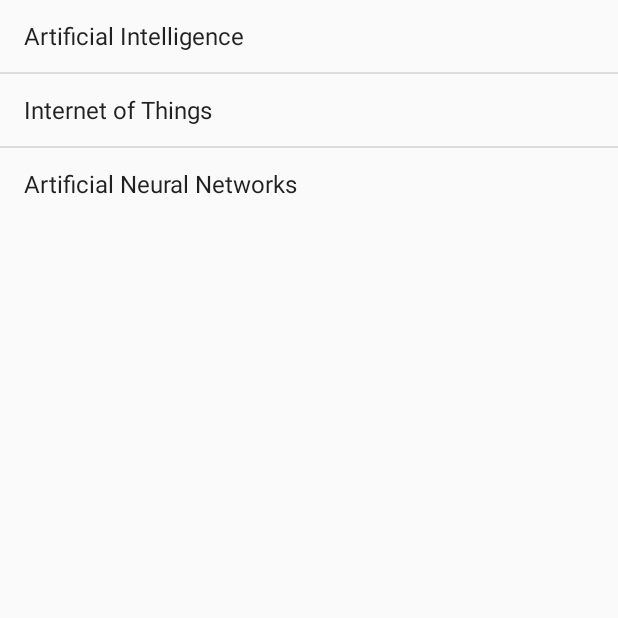
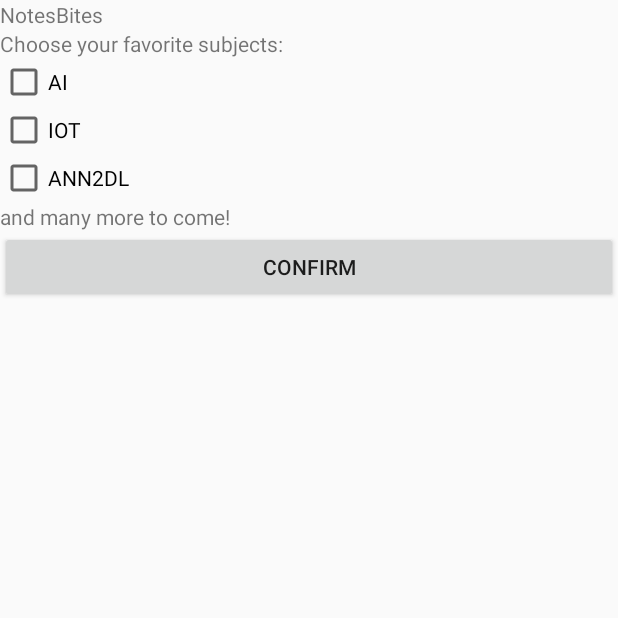
Before and after one commit to WilliamBonvini/NotesBites, an Android app: the screen it shows after launch (GuestHomepageActivity before the commit, SelectSubjectsActivity after it), on a phone screen of 412 x 824 dp, the top half of it. Run offline under Robolectric (Android 15) with nearby library versions, the light colour scheme and no system bars.

Commit message:
implemented SelectSubjectsActivity and its interaction with the rest of the app

```diff
--- a/app/src/main/java/com/waldo/notesbites/DatabaseHelper.java
+++ b/app/src/main/java/com/waldo/notesbites/DatabaseHelper.java
@@ -5,13 +5,14 @@
 import android.database.Cursor;
 import android.database.sqlite.SQLiteDatabase;
 import android.database.sqlite.SQLiteOpenHelper;
+import android.util.Log;
 
 import java.io.Console;
 import java.util.logging.ConsoleHandler;
 
 public class DatabaseHelper extends SQLiteOpenHelper {
     private static final String DB_NAME = "notesbites"; // the name of our database
-    private static final int DB_VERSION = 1; // the version of the database
+    private static final int DB_VERSION = 2; // the version of the database
 
     DatabaseHelper(Context context){
         super(context,DB_NAME,null,DB_VERSION); // factory is set to null because it is an advanced feature we could cover later in the project
@@ -34,7 +35,8 @@
                     + "_id INTEGER PRIMARY KEY AUTOINCREMENT,"
                     + "NAME TEXT,"
                     + "DESCRIPTION TEXT,"
-                    + "IMAGE_RESOURCE_ID INTEGER);");
+                    + "IMAGE_RESOURCE_ID INTEGER,"
+                    + "SELECTED NUMERIC);");
             db.execSQL("CREATE TABLE MODULE("
                     + "_id INTEGER PRIMARY KEY AUTOINCREMENT,"
                     + "NAME TEXT,"
@@ -45,19 +47,19 @@
                     + "READABLE_CONTENT TEXT);"
             );
             // insert data for AI
-            insertSubject(db,"AI","Amigoni is so funny!!!",R.drawable.ai);
+            insertSubject(db,"AI","Amigoni is so funny!!!",R.drawable.ai,0);
             insertModule(db,"Introduction to AI - directly loaded from db","the most fun module ever!!",R.drawable.intro,"AI",1,"blablabla, this is the content");
             insertModule(db,"Peppa pig likes AI","didn't you know that???",R.drawable.m1,"AI",2,"blablabla, this is the content");
 
             // insert data for IOT
-            insertSubject(db,"IOT","IOT is sick broo!!!",R.drawable.iot);
+            insertSubject(db,"IOT","IOT is sick broo!!!",R.drawable.iot,0);
             insertModule(db,"Introduction to IOT","well, you gotta start from somewhere!!",R.drawable.intro,"IOT",1,"stuff, this is the readable content of introduction to IOT!");
 
-            insertSubject(db,"ANN2DL","Matteucci used to have long hair!!!",R.drawable.ann2dl);
+            insertSubject(db,"ANN2DL","Matteucci used to have long hair!!!",R.drawable.ann2dl,0);
             insertModule(db,"Introduction to ANN2DL, yeeeey","you won't understand shit! no worries!!!",R.drawable.intro,"ANN2DL",1,"dabudidabuda!!!!");
 
         }
-        if(oldVersion<2){
+        if(oldVersion==2){
             //code to be added if one day we'll change the schema of the db
             /*
             Example:
@@ -69,13 +71,15 @@
     public static void insertSubject(SQLiteDatabase db,
                                      String name,
                                      String description,
-                                     int resourceID){
+                                     int resourceID,
+                                     int selected){
         // insert data using the insert() method
         // usually you should create one ContentValue object for each row of data you want to insert
         ContentValues subjectValues = new ContentValues();
         subjectValues.put("NAME",name);
         subjectValues.put("DESCRIPTION",description);
         subjectValues.put("IMAGE_RESOURCE_ID",resourceID);
+        subjectValues.put("SELECTED",selected);
         db.insert("SUBJECT",null,subjectValues);
 
     }
--- /dev/null
+++ b/app/src/main/java/com/waldo/notesbites/SelectSubjectsActivity.java
@@ -0,0 +1,116 @@
+package com.waldo.notesbites;
+
+import android.app.Activity;
+import android.content.ContentValues;
+import android.content.Intent;
+import android.database.Cursor;
+import android.database.sqlite.SQLiteDatabase;
+import android.database.sqlite.SQLiteException;
+import android.database.sqlite.SQLiteOpenHelper;
+import android.os.Bundle;
+import android.view.View;
+import android.view.ViewGroup;
+import android.widget.Button;
+import android.widget.CheckBox;
+import android.widget.LinearLayout;
+import android.widget.TextView;
+import android.widget.Toast;
+
+import org.w3c.dom.Text;
+
+import java.util.ArrayList;
+
+public class SelectSubjectsActivity extends Activity {
+
+    LinearLayout linearMain;
+    CheckBox checkBox;
+    SQLiteOpenHelper databaseHelper;
+    Intent selectSubjectsIntent;
+
+
+
+    @Override
+    protected void onCreate(Bundle savedInstanceState) {
+        super.onCreate(savedInstanceState);
+        setContentView(R.layout.activity_select_subjects);
+        selectSubjectsIntent = new Intent(SelectSubjectsActivity.this,
+                GuestHomepageActivity.class);
+
+
+
+        linearMain = (LinearLayout) findViewById(R.id.linear_select_subjects);
+        ArrayList<String> subjectsNames = new ArrayList<String>();
+        databaseHelper = new DatabaseHelper(this);
+        SQLiteDatabase db = databaseHelper.getReadableDatabase();
+        Cursor cursor = db.query("SUBJECT",
+                                new String[]{"NAME"},
+                                null,
+                                null,
+                                null,
+                                null,
+                                null);
+        if(cursor.moveToFirst()){
+            subjectsNames.add(cursor.getString(0));
+            while(cursor.moveToNext()){
+                subjectsNames.add(cursor.getString(0));
+            }
+        }
+        cursor.close();
+        for(int i=0;i<subjectsNames.size();i++){
+            checkBox = new CheckBox(this);
+            checkBox.setId(i);
+            checkBox.setText(subjectsNames.get(i));
+            checkBox.setOnClickListener(onCheckBoxClicked(checkBox));
+            linearMain.addView(checkBox);
+        }
+
+        //add bottom message below checkboxes
+        TextView bottom_message = new TextView(this);
+        bottom_message.setLayoutParams(new LinearLayout.LayoutParams(LinearLayout.LayoutParams.MATCH_PARENT, LinearLayout.LayoutParams.WRAP_CONTENT));
+        bottom_message.setText(R.string.select_subjects_message_2);
+        linearMain.addView(bottom_message);
+
+        //add button to confirm selected subjects
+        Button button = new Button(this);
+        button.setText(R.string.select_subjects_confirm_button_text);
+        button.setWidth(LinearLayout.LayoutParams.MATCH_PARENT);
+        button.setHeight(LinearLayout.LayoutParams.WRAP_CONTENT);
+        button.setOnClickListener(onButtonClicked(button));
+        linearMain.addView(button);
+
+        // TODO: put all the views in the layout and populate them by using their ids
+
+
+
+    }
+
+    private View.OnClickListener onCheckBoxClicked(final Button button){
+        // flag to True the field "selected" in SUBJECT
+        return new View.OnClickListener() {
+
+            public void onClick(View v){
+                try{
+                    SQLiteDatabase db = databaseHelper.getWritableDatabase();
+                    ContentValues contentValues = new ContentValues();
+                    contentValues.put("SELECTED",((CheckBox)v).isChecked());        //((CheckBox)v).isChecked() ? 1 : 0);
+                    db.update("SUBJECT",contentValues,"NAME=?",new String[]{((CheckBox)v).getText().toString()});
+                    db.close();
+                    // TODO: 07/08/2020 implement: set to false field "selected" in SUBJECTS if user clicks again on checkbox, or. easier, update tables only when user clicks on confirm button
+                }catch (SQLiteException e){
+                    Toast toast = Toast.makeText(v.getContext(),"Database unavailable",Toast.LENGTH_SHORT);
+                    toast.show();
+                }
+            }
+        };
+    }
+
+    private View.OnClickListener onButtonClicked(Button button){
+        return new View.OnClickListener() {
+            @Override
+            public void onClick(View v) {
+                startActivity(selectSubjectsIntent);
+            }
+        };
+    }
+
+}
--- /dev/null
+++ b/app/src/main/res/layout/activity_select_subjects.xml
@@ -0,0 +1,30 @@
+<?xml version="1.0" encoding="utf-8"?>
+<LinearLayout
+    xmlns:android="http://schemas.android.com/apk/res/android"
+    android:layout_width="match_parent"
+    android:layout_height="match_parent"
+    android:id="@+id/linear_select_subjects"
+    android:orientation="vertical">
+
+    <TextView
+        android:layout_width="match_parent"
+        android:layout_height="wrap_content"
+        android:text="@string/app_name">
+    </TextView>
+    <TextView
+        android:layout_width="match_parent"
+        android:layout_height="wrap_content"
+        android:text="@string/select_subjects_message_1">
+    </TextView>
+
+
+
+
+
+
+
+
+
+
+
+</LinearLayout>
--- a/app/src/main/res/values/strings.xml
+++ b/app/src/main/res/values/strings.xml
@@ -5,4 +5,8 @@
         <item>Internet of Things</item>
         <item>Artificial Neural Networks</item>
     </string-array>
+    <string name="select_subjects_message_1">Choose your favorite subjects:</string>
+    <string name="select_subjects_message_2">and many more to come!</string>
+    <string name="select_subjects_confirm_button_text">confirm</string>
+    <string name="guest_homepage_title">Guest Homepage</string>
 </resources>
```
Also changed, not shown: app/src/main/AndroidManifest.xml (+12 -3 lines), app/src/main/java/com/waldo/notesbites/GuestHomepageActivity.java (+55 -24 lines), app/src/main/java/com/waldo/notesbites/SelectSubjectActivity.java (deleted, +0 -19 lines), app/src/main/res/layout/activity_guest_homepage.xml (+7 -1 lines), app/src/main/res/layout/activity_select_subject.xml (deleted, +0 -7 lines).
